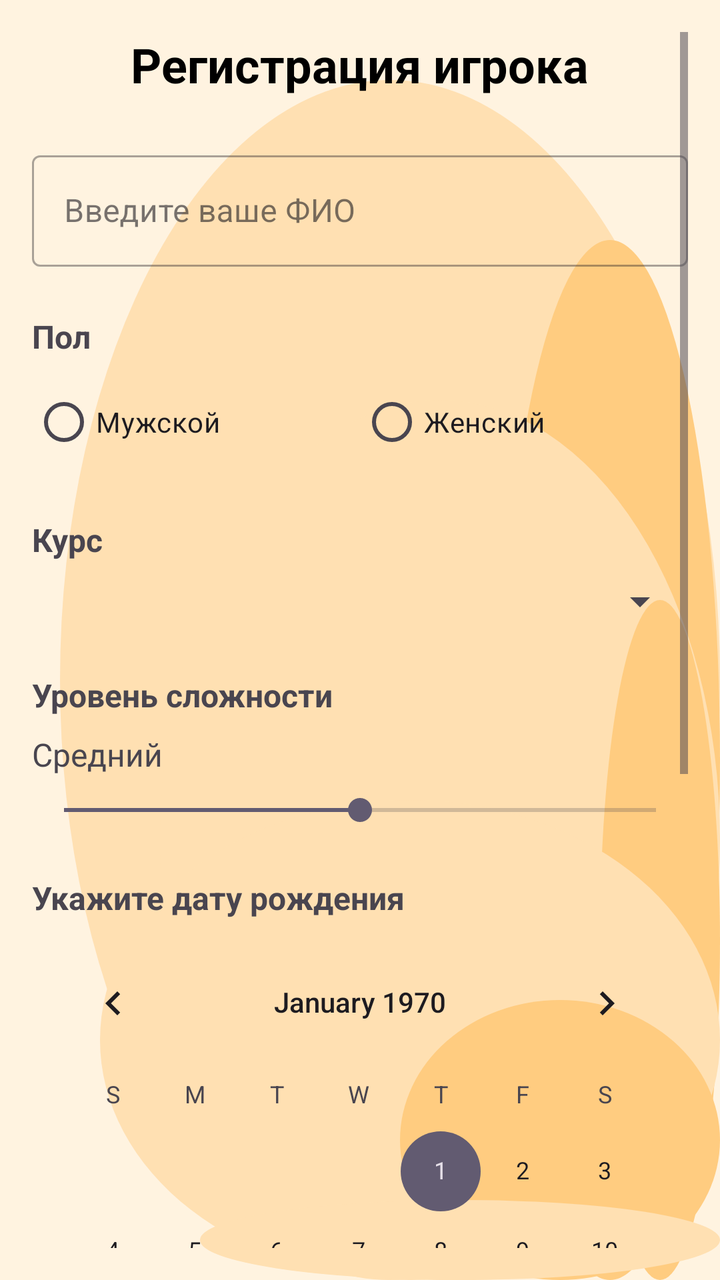
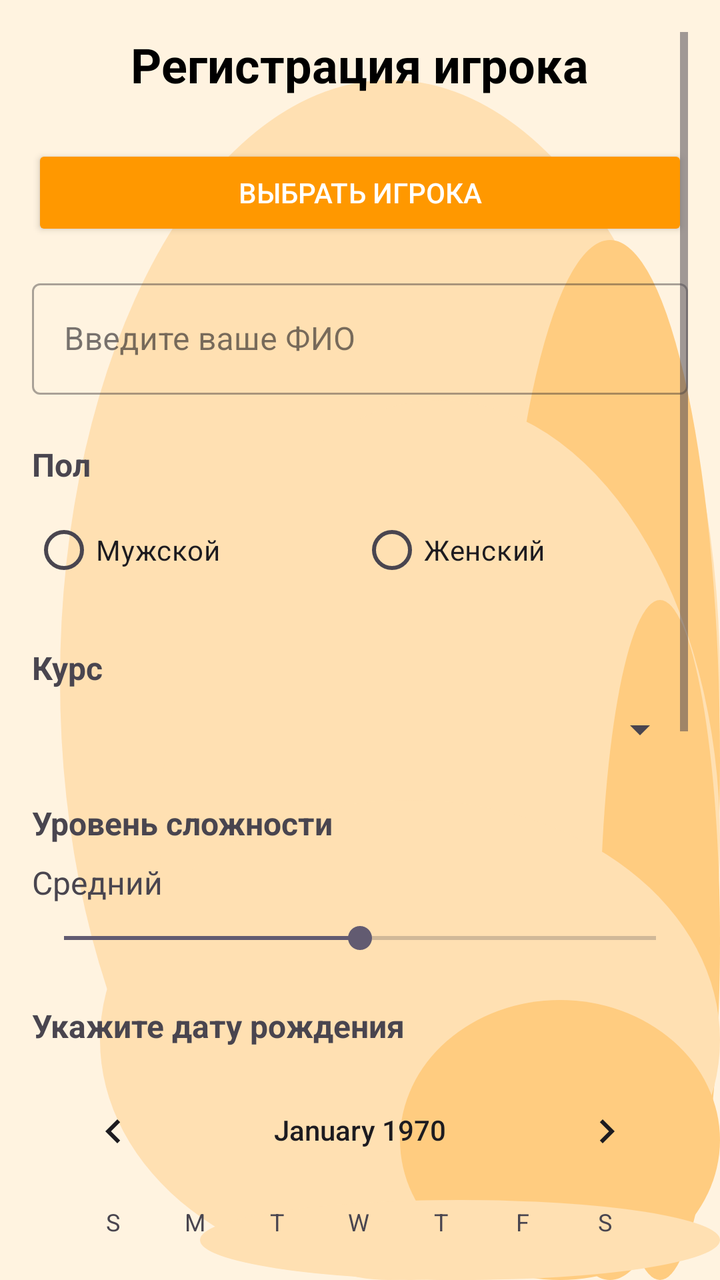

The first picture is an Android layout as it rendered before a commit; the second is the same layout after the commit. The layout source and the unified diff follow.
<!-- AndroidManifest.xml: application theme Theme.Bugs -->
<!-- res/layout/fragment_registration.xml -->
<?xml version="1.0" encoding="utf-8"?>
<ScrollView xmlns:android="http://schemas.android.com/apk/res/android"
    xmlns:tools="http://schemas.android.com/tools"
    android:layout_width="match_parent"
    android:layout_height="match_parent"
    android:padding="16dp"
    android:fitsSystemWindows="true"
    android:background="@drawable/orange_bubbles_bg"
    tools:context=".MainActivity">

    <LinearLayout
        android:layout_width="match_parent"
        android:layout_height="wrap_content"
        android:orientation="vertical"
        android:gravity="center_horizontal">

        <TextView
            android:layout_width="wrap_content"
            android:layout_height="wrap_content"
            android:text="Регистрация игрока"
            android:textSize="24sp"
            android:textStyle="bold"
            android:layout_marginBottom="24dp"
            android:textColor="@android:color/black" />

        
        <com.google.android.material.textfield.TextInputLayout
            android:layout_width="match_parent"
            android:layout_height="wrap_content"
            android:layout_marginBottom="16dp"
            style="@style/Widget.MaterialComponents.TextInputLayout.OutlinedBox">

            <com.google.android.material.textfield.TextInputEditText
                android:id="@+id/etFullName"
                android:layout_width="match_parent"
                android:layout_height="wrap_content"
                android:hint="Введите ваше ФИО"
                android:inputType="textPersonName" />

        </com.google.android.material.textfield.TextInputLayout>


        
        <TextView
            android:layout_width="match_parent"
            android:layout_height="wrap_content"
            android:text="Пол"
            android:textSize="16sp"
            android:textStyle="bold"
            android:layout_marginTop="8dp"
            android:layout_marginBottom="8dp" />

        <RadioGroup
            android:id="@+id/rgGender"
            android:layout_width="match_parent"
            android:layout_height="wrap_content"
            android:orientation="horizontal"
            android:layout_marginBottom="16dp">

            <RadioButton
                android:id="@+id/rbMale"
                android:layout_width="0dp"
                android:layout_height="wrap_content"
                android:layout_weight="1"
                android:text="Мужской" />

            <RadioButton
                android:id="@+id/rbFemale"
                android:layout_width="0dp"
                android:layout_height="wrap_content"
                android:layout_weight="1"
                android:text="Женский" />


        </RadioGroup>

        
        <TextView
            android:layout_width="match_parent"
            android:layout_height="wrap_content"
            android:text="Курс"
            android:textSize="16sp"
            android:textStyle="bold"
            android:layout_marginTop="8dp"
            android:layout_marginBottom="8dp" />

        <Spinner
            android:id="@+id/spinnerCourse"
            android:layout_width="match_parent"
            android:layout_height="wrap_content"
            android:layout_marginBottom="16dp" />

        
        <TextView
            android:layout_width="match_parent"
            android:layout_height="wrap_content"
            android:text="Уровень сложности"
            android:textSize="16sp"
            android:textStyle="bold"
            android:layout_marginTop="8dp"
            android:layout_marginBottom="8dp" />

        <TextView
            android:id="@+id/tvDifficultyValue"
            android:layout_width="match_parent"
            android:layout_height="wrap_content"
            android:text="Средний"
            android:textAlignment="center"
            android:textSize="16sp"
            android:layout_marginBottom="8dp" />

        <SeekBar
            android:id="@+id/seekBarDifficulty"
            android:layout_width="match_parent"
            android:layout_height="wrap_content"
            android:max="10"
            android:progress="5"
            android:layout_marginBottom="16dp"/>

        
        <TextView
            android:layout_width="match_parent"
            android:layout_height="wrap_content"
            android:text="Укажите дату рождения"
            android:textSize="16sp"
            android:textStyle="bold"
            android:layout_marginTop="8dp"
            android:layout_marginBottom="8dp" />

        <CalendarView
            android:id="@+id/calendarView"
            android:layout_width="match_parent"
            android:layout_height="wrap_content"
            android:layout_marginBottom="16dp" />


        
        <Button
            android:id="@+id/btnSave"
            android:layout_width="match_parent"
            android:layout_height="wrap_content"
            android:text="Сохранить данные"
            android:layout_marginTop="16dp"
            android:layout_marginBottom="16dp"
            android:backgroundTint="#ff9800"
            android:textColor="@color/black"/>


        
        <TextView
            android:id="@+id/tvResult"
            android:layout_width="match_parent"
            android:layout_height="wrap_content"
            android:padding="16dp"
            android:background="@android:drawable/editbox_background"
            android:textSize="14sp"
            android:text="Заполните форму и нажмите Сохранить"/>

        
        <ImageView
            android:id="@+id/ivZodiac"
            android:layout_width="80dp"
            android:layout_height="80dp"
            android:layout_marginTop="16dp"
            android:contentDescription="ЗЗ"
            />
    </LinearLayout>
</ScrollView>
<!-- resources referenced by this layout -->
<resources>
  <color name="black">#FF000000</color>
  <!-- drawable orange_bubbles_bg: vector/xml drawable (drawable, 2320 chars, omitted) -->
  <style name="Theme.Bugs" parent="Base.Theme.Bugs" />
  <style name="Base.Theme.Bugs" parent="Theme.Material3.DayNight.NoActionBar">
          
          
      </style>
</resources>

<!-- the commit's change to res/layout/fragment_registration.xml (unified diff, before → after) -->
@@ -22,6 +22,15 @@
             android:textStyle="bold"
             android:layout_marginBottom="24dp"
             android:textColor="@android:color/black" />
+
+        <Button
+            android:id="@+id/btnSelectPlayer"
+            android:layout_width="match_parent"
+            android:layout_height="wrap_content"
+            android:text="Выбрать игрока"
+            android:backgroundTint="#ff9800"
+            android:textColor="#ffffff"
+            android:layout_marginBottom="16dp" />
 
         
         <com.google.android.material.textfield.TextInputLayout
